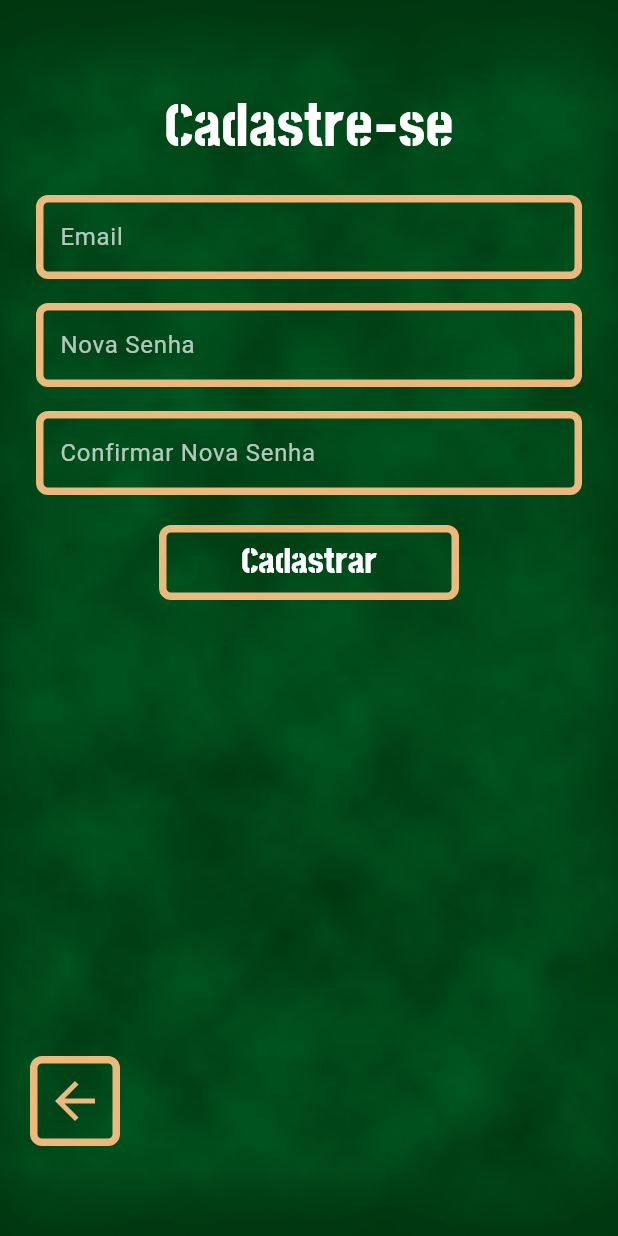
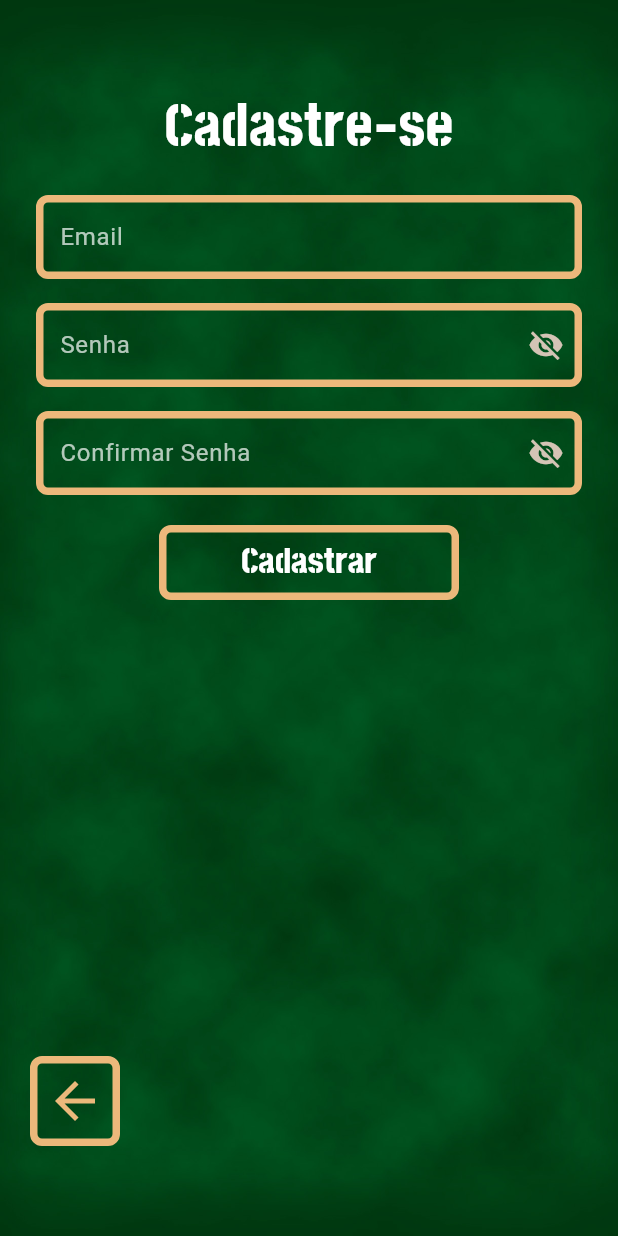
Before and after one commit to Samuelribeiro99/the-championship-manager, a Flutter app: the screen it shows after launch, after a tap on "Cadastre-se", on a phone screen of 412 x 824 dp. Run offline on Flutter 3.47's test engine with Material 3 defaults, Android fonts, the phone set to English and light mode, and no system bars; our stand-ins replace cloud_firestore, firebase_auth, firebase_core, flutter_svg, vibration; accounts and stored records are empty; network calls fail.

Commit message:
<FEAT>[Adicionando botão para visualizar a senha nos campos de inserção de senha]

```diff
--- a/app/lib/tela_login.dart
+++ b/app/lib/tela_login.dart
@@ -1,6 +1,6 @@
 import 'package:flutter/material.dart';
 import 'package:firebase_auth/firebase_auth.dart';
-import 'tela_cadastro.dart'; // Importa a tela de cadastro para navegação
+import 'tela_cadastro.dart';
 import 'package:app/widgets/background_scaffold.dart';
 import 'package:app/theme/app_colors.dart';
 import 'package:app/theme/text_styles.dart';
@@ -16,6 +16,7 @@ class _TelaLoginState extends State<TelaLogin> {
   final _emailController = TextEditingController();
   final _passwordController = TextEditingController();
   bool _loading = false;
+  bool _senhaObscura = true;
 
   @override
   void dispose() {
@@ -82,8 +83,21 @@ class _TelaLoginState extends State<TelaLogin> {
                   const SizedBox(height: 16),
                   TextField(
                     controller: _passwordController,
-                    decoration: const InputDecoration(labelText: 'Senha'),
-                    obscureText: true,
+                    obscureText: _senhaObscura, // Usa a variável de estado
+                    decoration: InputDecoration(
+                      labelText: 'Senha',
+                      // Adiciona o ícone de olho aqui
+                      suffixIcon: IconButton(
+                        icon: Icon(
+                          _senhaObscura ? Icons.visibility_off : Icons.visibility,
+                        ),
+                                             onPressed: () {
+                          setState(() {
+                            _senhaObscura = !_senhaObscura;
+                          });
+                        },
+                      ),
+                    ),
                   ),
                   const SizedBox(height: 32),
                   Center(
--- a/app/lib/widgets/password_validation_fields.dart
+++ b/app/lib/widgets/password_validation_fields.dart
@@ -21,6 +21,8 @@ class _PasswordValidationFieldsState extends State<PasswordValidationFields> {
   bool _temNumero = false;
   bool _temCaractereEspecial = false;
   bool _senhasConferem = true;
+  bool _novaSenhaObscura = true;
+  bool _confirmarSenhaObscura = true;
 
   @override
   void initState() {
@@ -61,8 +63,21 @@ class _PasswordValidationFieldsState extends State<PasswordValidationFields> {
       children: [
         TextField(
           controller: widget.passwordController,
-          decoration: const InputDecoration(labelText: 'Nova Senha'),
-          obscureText: true,
+          obscureText: _novaSenhaObscura, // Usa a variável de estado
+          decoration: InputDecoration(
+            labelText: 'Senha', // Ajustado para ser mais genérico
+            // Adiciona o ícone de olho aqui
+            suffixIcon: IconButton(
+              icon: Icon(
+                _novaSenhaObscura ? Icons.visibility_off : Icons.visibility,
+              ),
+              onPressed: () {
+                setState(() {
+                  _novaSenhaObscura = !_novaSenhaObscura;
+                });
+              },
+            ),
+          ),
         ),
         const SizedBox(height: 16),
         if (widget.passwordController.text.isNotEmpty && !todosRequisitosAtendidos)
@@ -70,8 +85,21 @@ class _PasswordValidationFieldsState extends State<PasswordValidationFields> {
 
         TextField(
           controller: widget.confirmPasswordController,
-          decoration: const InputDecoration(labelText: 'Confirmar Nova Senha'),
-          obscureText: true,
+          obscureText: _confirmarSenhaObscura, // Usa a variável de estado
+          decoration: InputDecoration(
+            labelText: 'Confirmar Senha',
+            // Adiciona o ícone de olho aqui também
+            suffixIcon: IconButton(
+              icon: Icon(
+                _confirmarSenhaObscura ? Icons.visibility_off : Icons.visibility,
+              ),
+              onPressed: () {
+                setState(() {
+                  _confirmarSenhaObscura = !_confirmarSenhaObscura;
+                });
+              },
+            ),
+          ),
         ),
         const SizedBox(height: 8),
         if (widget.confirmPasswordController.text.isNotEmpty)
```
Also changed, not shown: app/lib/tela_reautenticacao.dart (+16 -2 lines).
